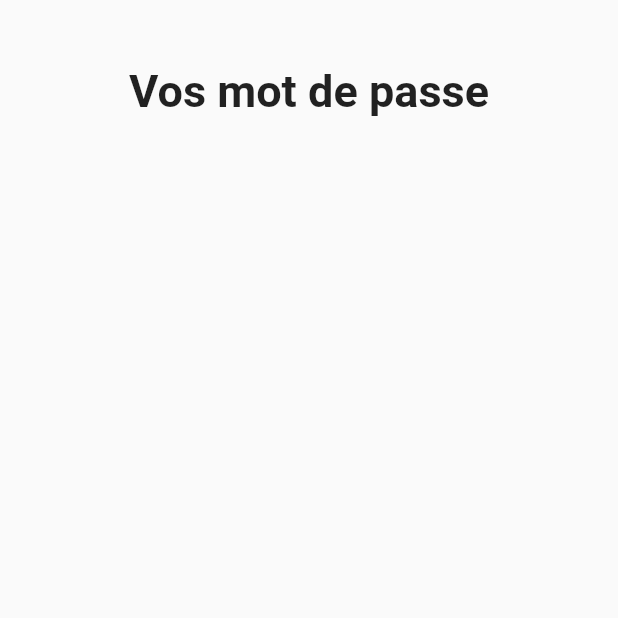
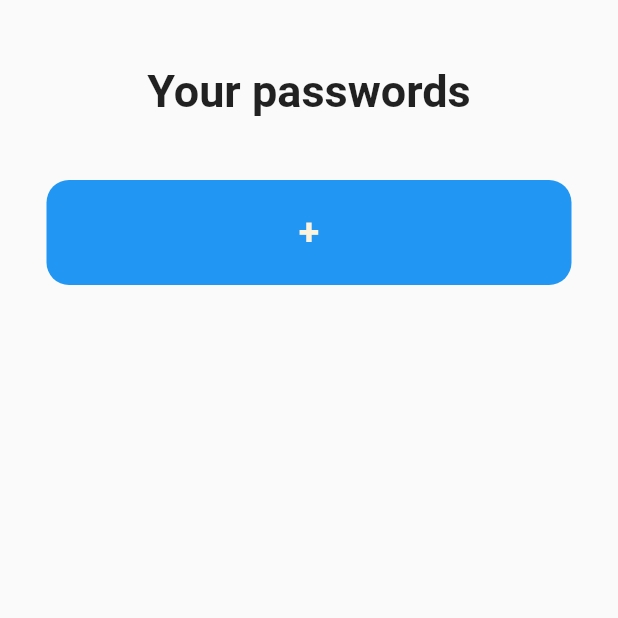
Before and after one commit to hugo-piedanna/Mnemosyne, a Flutter app: the screen it shows after launch, on a phone screen of 412 x 824 dp, the top half of it. Run offline on Flutter 3.47's test engine with Material 2 defaults, Android fonts, the light colour scheme and no system bars; missing offline and left inert: rive_splash_screen, transition.

Commit message:
Add button 'new password' and transition

```diff
--- a/lib/index.dart
+++ b/lib/index.dart
@@ -1,4 +1,7 @@
 import 'package:flutter/material.dart';
+import 'package:mnemosyne/addPassword.dart';
+import 'package:mnemosyne/main.dart';
+import 'package:transition/transition.dart';
 
 class index extends StatefulWidget {
   const index({Key? key}) : super(key: key);
@@ -14,12 +17,40 @@ class _index extends State<index> {
       body: SafeArea(
         child: Center(
           child: Column(
-            children: const [
-              Text(
-                "Vos mot de passe",
+            children: [
+              const Text(
+                "Your passwords",
                 style: TextStyle(
                     fontSize: 30, height: 3, fontWeight: FontWeight.bold),
               ),
+              const SizedBox(
+                height: 30,
+              ),
+              GestureDetector(
+                onTap: (() => Navigator.push(
+                      context,
+                      Transition(
+                          child: const addpass(),
+                          transitionEffect: TransitionEffect.FADE),
+                    )),
+                child: Container(
+                  width: 350,
+                  height: 70,
+                  padding: const EdgeInsets.all(20),
+                  decoration: BoxDecoration(
+                      color: Colors.blue,
+                      borderRadius: BorderRadius.circular(15)),
+                  child: const Center(
+                    child: Text(
+                      "+",
+                      style: TextStyle(
+                          color: Color(0xfffaf3dd),
+                          fontSize: 25,
+                          fontWeight: FontWeight.bold),
+                    ),
+                  ),
+                ),
+              )
             ],
           ),
         ),
--- a/pubspec.yaml
+++ b/pubspec.yaml
@@ -14,6 +14,7 @@ dependencies:
 
   cupertino_icons: ^1.0.2
   rive_splash_screen: ^0.1.0
+  transition: ^2.0.2
 
 dev_dependencies:
   flutter_test:
```
Also changed, not shown: lib/addPassword.dart (added, +69 -0 lines), pubspec.lock.
